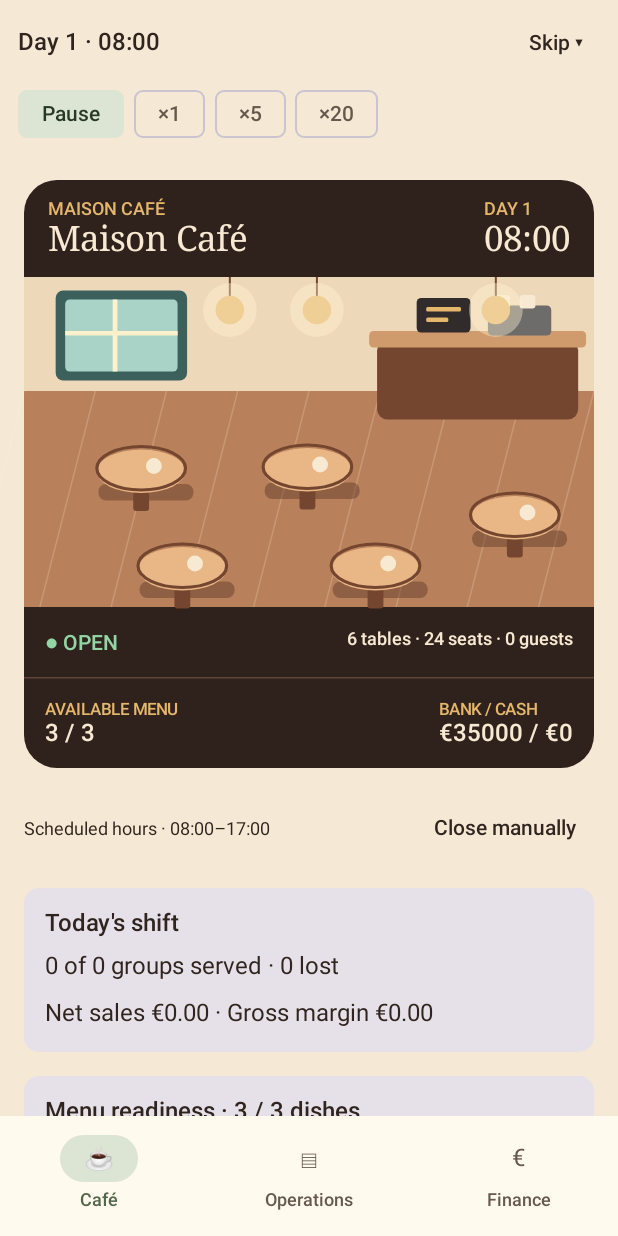
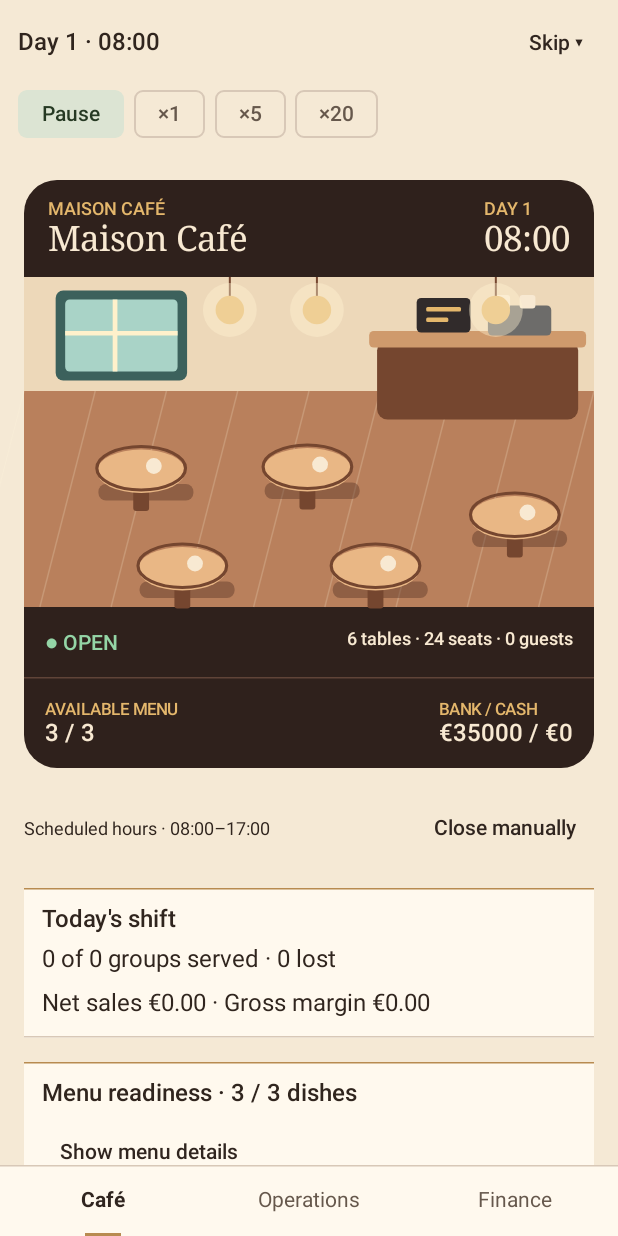
Before and after one commit to volovikigor/runthebusiness, an Android app built with Jetpack Compose: the screen it shows after launch (MainActivity), after a tap on "Start café", on a phone screen of 412 x 824 dp. Run offline under Robolectric (Android 15) with nearby library versions, the phone set to English and light mode, and no system bars; our stand-ins replace Room's generated code.

Commit message:
Use compact ledger navigation and operations rows

```diff
--- a/app/src/main/java/com/example/runthebusiness/MainActivity.kt
+++ b/app/src/main/java/com/example/runthebusiness/MainActivity.kt
@@ -24,6 +24,7 @@ import androidx.compose.ui.Modifier
 import com.example.runthebusiness.ui.cafe.CafeDashboardScreen
 import com.example.runthebusiness.ui.cafe.CafeFinanceScreen
 import com.example.runthebusiness.ui.cafe.CafeHomeScreen
+import com.example.runthebusiness.ui.components.CafeBottomNavigation
 import com.example.runthebusiness.ui.theme.RunthebusinessTheme
 
 class MainActivity : ComponentActivity() {
@@ -213,26 +214,7 @@ class MainActivity : ComponentActivity() {
                         }
                     },
                     bottomBar = {
-                        NavigationBar(containerColor = MaterialTheme.colorScheme.surface, tonalElevation = 0.dp) {
-                            NavigationBarItem(
-                                selected = selectedTab == 0,
-                                onClick = { navigateTab(0) },
-                                icon = { Text("☕") },
-                                label = { Text("Café") }
-                            )
-                            NavigationBarItem(
-                                selected = selectedTab == 1,
-                                onClick = { navigateTab(1) },
-                                icon = { Text("▤") },
-                                label = { Text("Operations") }
-                            )
-                            NavigationBarItem(
-                                selected = selectedTab == 2,
-                                onClick = { navigateTab(2) },
-                                icon = { Text("€") },
-                                label = { Text("Finance") }
-                            )
-                        }
+                        CafeBottomNavigation(selectedTab, ::navigateTab)
                     }
                 ) { padding ->
                     if (restoring || settingUp || jumping) {
--- a/app/src/main/java/com/example/runthebusiness/ui/cafe/CafeHomeScreen.kt
+++ b/app/src/main/java/com/example/runthebusiness/ui/cafe/CafeHomeScreen.kt
@@ -43,6 +43,7 @@ import com.example.runthebusiness.data.local.CafeManagementAlertsRepository
 import com.example.runthebusiness.data.local.ManagementAlert
 import com.example.runthebusiness.data.local.entity.CustomerOrderEntity
 import com.example.runthebusiness.engine.model.GameTime
+import com.example.runthebusiness.ui.components.CafeLedgerPanel
 import kotlinx.coroutines.CancellationException
 import kotlinx.coroutines.launch
 import java.util.Locale
@@ -58,8 +59,7 @@ private fun CafeShiftSummary(
     onOpenOperations: (Int) -> Unit,
     onOpenFinance: () -> Unit
 ) {
-    Card(Modifier.fillMaxWidth()) {
-        Column(Modifier.padding(14.dp), verticalArrangement = Arrangement.spacedBy(8.dp)) {
+    CafeLedgerPanel {
         Text(
             if (shift.day == currentDay) "Today's shift" else "Last shift · Day ${shift.day}",
             style = MaterialTheme.typography.titleMedium
@@ -81,7 +81,6 @@ private fun CafeShiftSummary(
         if (shift.rentShutdown > 0) Text("Closed due to overdue rent · ${shift.rentShutdown}")
         if (shift.staffDisruption > 0 || shift.rentShutdown > 0) {
             TextButton(onClick = onOpenFinance) { Text("Review unpaid bills") }
-            }
         }
     }
 }
@@ -252,8 +251,7 @@ fun CafeHomeScreen(
                 )
             }
             val shortages = remember(menuReadiness) { menuReadiness.stockShortages() }
-            Card(Modifier.fillMaxWidth()) {
-                Column(Modifier.padding(14.dp), verticalArrangement = Arrangement.spacedBy(8.dp)) {
+            CafeLedgerPanel {
                 val ready = menuReadiness.count { it.ready }
                 Text("Menu readiness · $ready / ${menuReadiness.size} dishes",
                     style = MaterialTheme.typography.titleMedium)
@@ -315,7 +313,6 @@ fun CafeHomeScreen(
                                 ),
                                 style = MaterialTheme.typography.bodySmall
                             )
-                            }
                         }
                     }
                 }
--- /dev/null
+++ b/app/src/main/java/com/example/runthebusiness/ui/components/CafeLedger.kt
@@ -0,0 +1,115 @@
+package com.example.runthebusiness.ui.components
+
+import androidx.compose.foundation.background
+import androidx.compose.foundation.horizontalScroll
+import androidx.compose.foundation.layout.*
+import androidx.compose.foundation.relocation.BringIntoViewRequester
+import androidx.compose.foundation.relocation.bringIntoViewRequester
+import androidx.compose.foundation.rememberScrollState
+import androidx.compose.foundation.selection.selectable
+import androidx.compose.foundation.selection.selectableGroup
+import androidx.compose.foundation.verticalScroll
+import androidx.compose.material3.HorizontalDivider
+import androidx.compose.material3.MaterialTheme
+import androidx.compose.material3.Text
+import androidx.compose.runtime.Composable
+import androidx.compose.runtime.LaunchedEffect
+import androidx.compose.runtime.remember
+import androidx.compose.ui.Alignment
+import androidx.compose.ui.Modifier
+import androidx.compose.ui.semantics.Role
+import androidx.compose.ui.text.font.FontWeight
+import androidx.compose.ui.unit.dp
+
+@Composable
+fun CafeSectionScreen(
+    modifier: Modifier,
+    title: String,
+    sections: List<String>,
+    selected: String,
+    onSelect: (String) -> Unit,
+    content: @Composable ColumnScope.() -> Unit
+) {
+    val scroll = rememberScrollState()
+    LaunchedEffect(selected) { scroll.scrollTo(0) }
+    Column(modifier.fillMaxSize()) {
+        CafeSectionHeader(title, sections, selected, onSelect)
+        Column(
+            Modifier.weight(1f).fillMaxWidth().verticalScroll(scroll).padding(16.dp),
+            verticalArrangement = Arrangement.spacedBy(8.dp),
+            content = content
+        )
+    }
+}
+
+@Composable
+private fun CafeSectionHeader(
+    title: String,
+    sections: List<String>,
+    selected: String,
+    onSelect: (String) -> Unit
+) {
+    Column(Modifier.background(MaterialTheme.colorScheme.background)) {
+        Text(title, Modifier.padding(start = 16.dp, top = 10.dp),
+            style = MaterialTheme.typography.headlineMedium)
+        Row(
+            Modifier.fillMaxWidth().horizontalScroll(rememberScrollState())
+                .selectableGroup().padding(horizontal = 8.dp)
+        ) {
+            sections.forEach { label ->
+                CafeTab(label, label == selected, { onSelect(label) }, Modifier.widthIn(min = 56.dp))
+            }
+        }
+        HorizontalDivider(color = MaterialTheme.colorScheme.outlineVariant)
+    }
+}
+
+@Composable
+fun CafeBottomNavigation(selected: Int, onSelect: (Int) -> Unit) {
+    Column(Modifier.background(MaterialTheme.colorScheme.surface).navigationBarsPadding()) {
+        HorizontalDivider(color = MaterialTheme.colorScheme.outlineVariant)
+        Row(Modifier.fillMaxWidth().selectableGroup()) {
+            listOf("Café", "Operations", "Finance").forEachIndexed { index, label ->
+                CafeTab(label, index == selected, { onSelect(index) }, Modifier.weight(1f))
+            }
+        }
+    }
+}
+
+@Composable
+private fun CafeTab(label: String, selected: Boolean, onClick: () -> Unit, modifier: Modifier) {
+    val requester = remember { BringIntoViewRequester() }
+    LaunchedEffect(selected) {
+        if (selected) requester.bringIntoView()
+    }
+    Column(
+        modifier.bringIntoViewRequester(requester)
+            .selectable(selected = selected, role = Role.Tab, onClick = onClick),
+        horizontalAlignment = Alignment.CenterHorizontally
+    ) {
+        Text(
+            label,
+            Modifier.padding(horizontal = 12.dp, vertical = 14.dp),
+            style = MaterialTheme.typography.labelLarge,
+            fontWeight = if (selected) FontWeight.Bold else FontWeight.Normal,
+            color = if (selected) MaterialTheme.colorScheme.primary else MaterialTheme.colorScheme.onSurfaceVariant,
+            maxLines = 1
+        )
+        if (selected) HorizontalDivider(Modifier.width(24.dp), thickness = 2.dp,
+            color = MaterialTheme.colorScheme.tertiary)
+        else Spacer(Modifier.height(2.dp))
+    }
+}
+
+@Composable
+fun CafeLedgerPanel(content: @Composable ColumnScope.() -> Unit) {
+    Column(Modifier.fillMaxWidth().background(MaterialTheme.colorScheme.surface)) {
+        HorizontalDivider(color = MaterialTheme.colorScheme.tertiary)
+        Column(
+            Modifier.fillMaxWidth().padding(horizontal = 12.dp, vertical = 10.dp),
+            verticalArrangement = Arrangement.spacedBy(6.dp),
+            content = content
+        )
+        HorizontalDivider(color = MaterialTheme.colorScheme.outlineVariant)
+    }
+}
--- a/app/src/main/java/com/example/runthebusiness/ui/theme/Theme.kt
+++ b/app/src/main/java/com/example/runthebusiness/ui/theme/Theme.kt
@@ -31,6 +31,7 @@ private val LightColorScheme = lightColorScheme(
     surfaceVariant = Color(0xFFF0E7DB),
     onSurfaceVariant = Color(0xFF66584C),
     outline = Color(0xFF9B897A),
+    outlineVariant = Color(0xFFD8C8B7),
     error = Color(0xFFA04C38),
     onError = Color.White,
     secondaryContainer = Color(0xFFDCE4D3),
@@ -47,7 +48,8 @@ private val DarkColorScheme = darkColorScheme(
     surface = Color(0xFF30251E),
     onSurface = Color(0xFFF6EDE1),
     surfaceVariant = Color(0xFF49382F),
-    onSurfaceVariant = Color(0xFFDFCEBE)
+    onSurfaceVariant = Color(0xFFDFCEBE),
+    outlineVariant = Color(0xFF665343)
 )
 
 @Composable
```
Also changed, not shown: app/src/main/java/com/example/runthebusiness/ui/cafe/CafeDashboardScreen.kt (+101 -131 lines), app/src/main/java/com/example/runthebusiness/ui/cafe/CafeFinanceScreen.kt (+30 -30 lines), 1 other file. Lines whose indentation alone changed are shown as unchanged.
